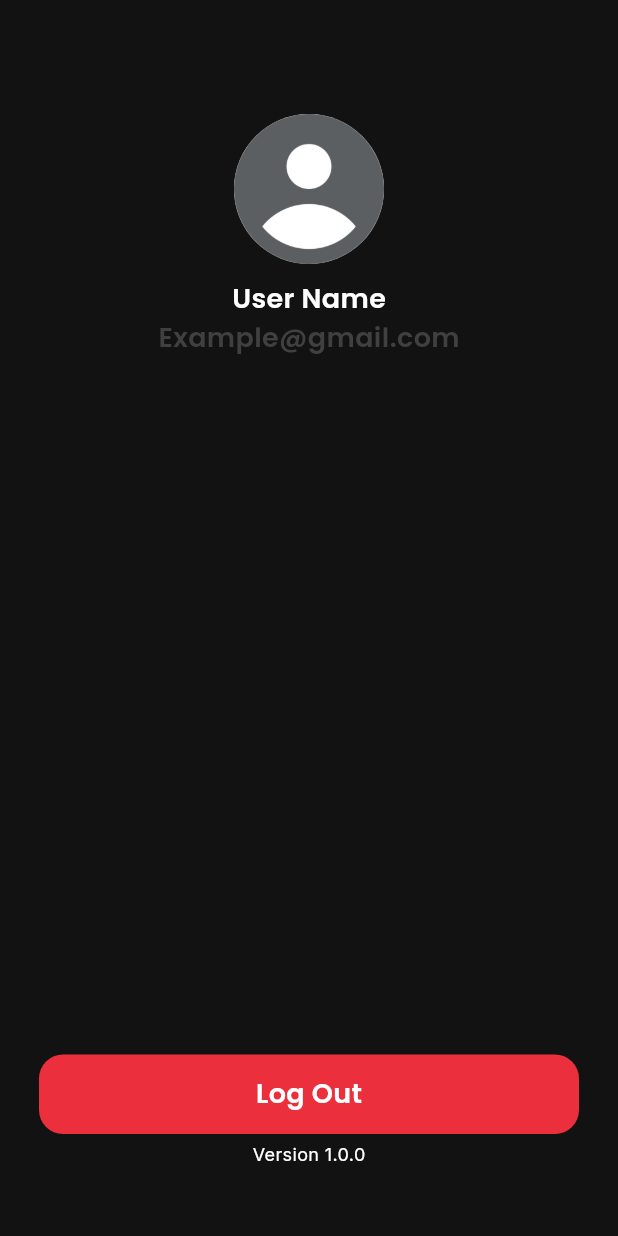
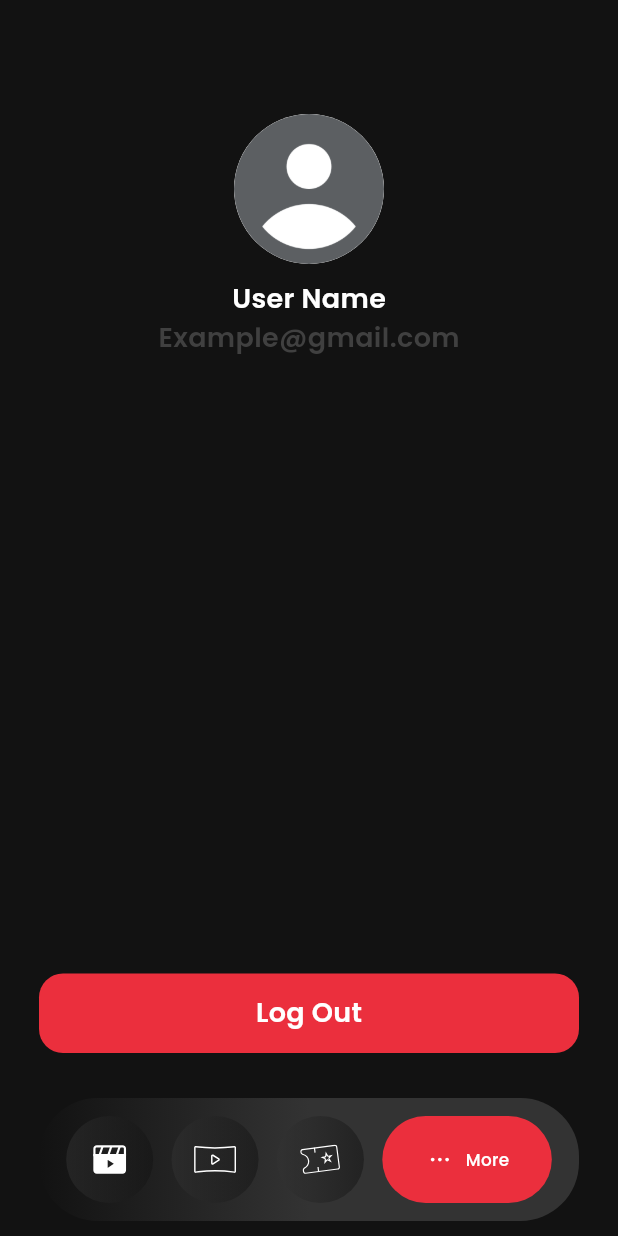
Before and after one commit to minaatef34/cinema_app, a Flutter app: the HomePage screen opened directly, item 4 of the bottom bar chosen, on a phone screen of 412 x 824 dp. Run offline on Flutter 3.47's test engine with Material 3 defaults, Android fonts, the phone set to English and light mode, and no system bars; our stand-ins replace flutter_riverpod, flutter_svg, google_fonts, package_info_plus.

Commit message:
handle nav bar

```diff
--- /dev/null
+++ b/lib/src/features/home/presentation/manager/nav_bar_current_page_provider.dart
@@ -0,0 +1,3 @@
+import 'package:flutter_riverpod/flutter_riverpod.dart';
+
+final navBarCurrentPageProvider = StateProvider<int>((ref) => 0);
--- a/lib/src/features/home/presentation/pages/home_page.dart
+++ b/lib/src/features/home/presentation/pages/home_page.dart
@@ -1,48 +1,39 @@
 import 'package:cinema_app/src/core/theme/app_colors.dart';
-import 'package:cinema_app/src/core/theme/app_images.dart';
 import 'package:cinema_app/src/core/theme/app_svg_images.dart';
-import 'package:cinema_app/src/features/home/presentation/widgets/home_app_bar.dart';
-import 'package:cinema_app/src/features/home/presentation/widgets/home_banar_section.dart';
+import 'package:cinema_app/src/features/home/presentation/manager/nav_bar_current_page_provider.dart';
+import 'package:cinema_app/src/features/home/presentation/pages/home_content.dart';
 import 'package:cinema_app/src/features/home/presentation/widgets/home_bottom_nav.dart';
-import 'package:cinema_app/src/features/home/presentation/widgets/home_recommended_section.dart';
-import 'package:cinema_app/src/shared_widgets/movie_details.dart';
+import 'package:cinema_app/src/features/play/presentation/pages/play_page.dart';
+import 'package:cinema_app/src/features/profile/presentation/pages/profile_page.dart';
+import 'package:cinema_app/src/features/ticket/presentation/pages/ticket_page.dart';
 import 'package:flutter/material.dart';
+import 'package:flutter_riverpod/flutter_riverpod.dart';
 import 'package:flutter_svg/flutter_svg.dart';
 
-class HomePage extends StatefulWidget {
-  const HomePage({super.key});
+class HomePage extends ConsumerWidget {
+  HomePage({super.key});
+
+  final List<Widget> pages = [
+    HomeContent(),
+    PlayPage(),
+    TicketPage(),
+    ProfilePage(),
+  ];
 
   @override
-  State<HomePage> createState() => _HomePageState();
+  Widget build(BuildContext context, ref) {
+    return PopScope(
+      canPop: ref.watch(navBarCurrentPageProvider) == 0,
+      onPopInvokedWithResult: (canPop, result) {
+        if (ref.watch(navBarCurrentPageProvider) == 0) {
+          Navigator.pop(context);
+        } else {
+          ref.watch(navBarCurrentPageProvider.notifier).state = 0;
         }
-
-class _HomePageState extends State<HomePage> {
-  @override
-  Widget build(BuildContext context) {
-    return Scaffold(
-      body: Padding(
-        padding: const EdgeInsets.symmetric(horizontal: 20),
-        child: Column(
-          children: [
-            SizedBox(height: kToolbarHeight),
-            HomeAppBar(),
-            SizedBox(height: 22),
-            Expanded(
-              child: SingleChildScrollView(
-                child: Column(
-                  children: [
-                    HomeBanar(),
-                    SizedBox(height: 80),
-                    HomeRecommendedSection(),
-                    SizedBox(height: 10),
-                  ],
-                ),
-              ),
-            )
-          ],
-        ),
-      ),
-      floatingActionButton: Container(
+      },
+      child: Scaffold(
+        body: pages[ref.watch(navBarCurrentPageProvider)],
+        floatingActionButton: ref.watch(navBarCurrentPageProvider) == 0 ? Container(
           height: 51,
           width: 51,
           padding: EdgeInsets.all(8),
@@ -53,8 +44,9 @@ class _HomePageState extends State<HomePage> {
               AppSvgImages.filterIcon,
             ),
           ),
+        ) : null,
+        bottomNavigationBar: HomeBottomNav(),
       ),
-      bottomNavigationBar: HomeBottomNav(),
     );
   }
 }
--- a/lib/src/features/play/presentation/pages/play_page.dart
+++ b/lib/src/features/play/presentation/pages/play_page.dart
@@ -1,8 +1,8 @@
 import 'package:cinema_app/src/core/theme/app_colors.dart';
 import 'package:flutter/material.dart';
 
-class TicketPage extends StatelessWidget {
-  const TicketPage({super.key});
+class PlayPage extends StatelessWidget {
+  const PlayPage({super.key});
 
   @override
   Widget build(BuildContext context) {
--- a/lib/src/features/profile/presentation/pages/profile_page.dart
+++ b/lib/src/features/profile/presentation/pages/profile_page.dart
@@ -27,7 +27,8 @@ class _ProfilePageState extends ConsumerState<ProfilePage> {
             CircleAvatar(
               radius: 50,
               backgroundColor: AppColors.whiteColor,
-              child: Image.asset(AppImages.profileImage),
+              backgroundImage: AssetImage(AppImages.profileImage),
+
             ),
             SizedBox(
               height: 10,
@@ -57,15 +58,8 @@ class _ProfilePageState extends ConsumerState<ProfilePage> {
               ),
             ),
             SizedBox(
-              height: 5,
+              height: 20,
             ),
-            Text(
-              "Version ${ref.watch(packageInfoServiceProvider).getCurrentVersion()}",
-              style: TextStyle(fontSize: 12, fontFamily: GoogleFonts.inter().fontFamily),
-            ),
-            SizedBox(
-              height: 46,
-            )
           ],
         ),
       ),
```
Also changed, not shown: lib/src/features/home/presentation/pages/home_content.dart (added, +34 -0 lines), lib/src/features/home/presentation/widgets/home_bottom_nav.dart (+9 -22 lines). Lines whose indentation alone changed are shown as unchanged.
